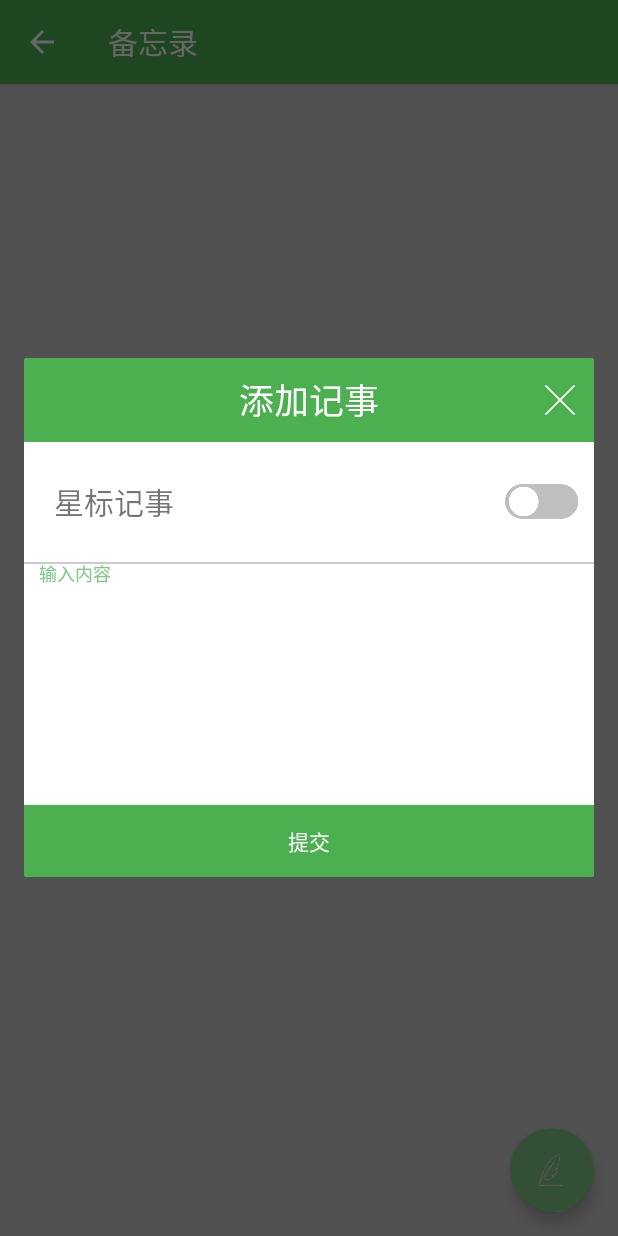
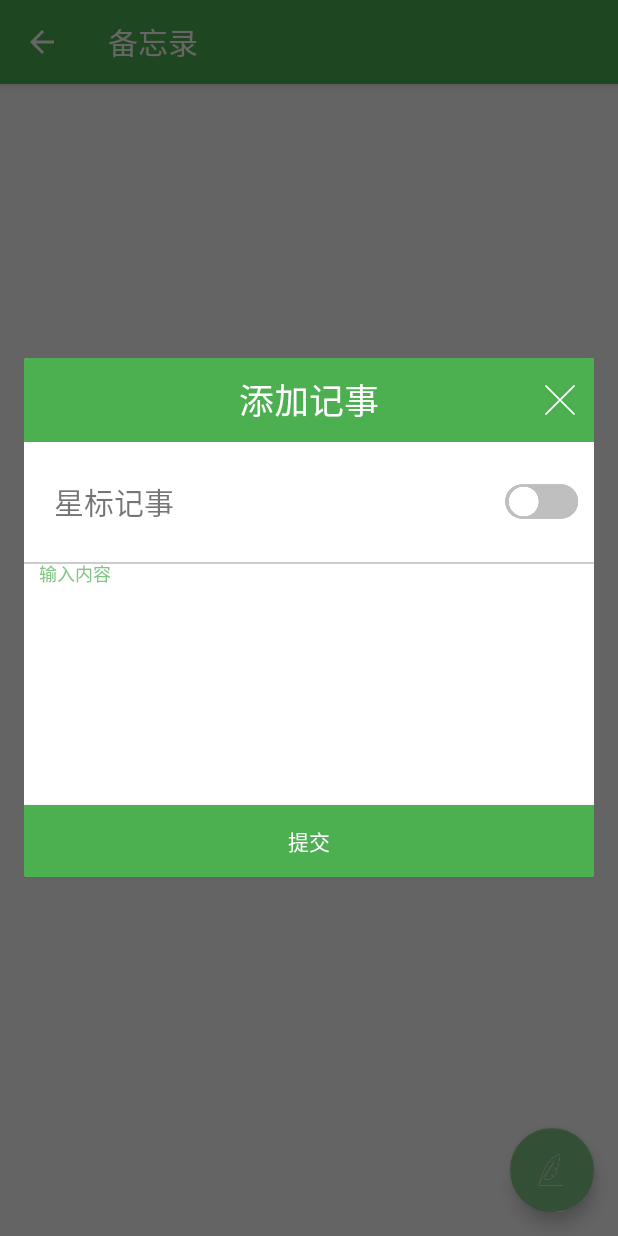
Before and after one commit to Code-Yeong/Card, an Android app: the MemoActivity screen opened directly, with no data from a screen before it, after a tap on an icon or button, on a phone screen of 412 x 824 dp. Run offline under Robolectric (Android 15) with nearby library versions, the phone set to English and light mode, and no system bars.

Commit message:
add pictures
added some pictures

```diff
--- a/app/src/main/res/layout/activity_memo.xml
+++ b/app/src/main/res/layout/activity_memo.xml
@@ -4,7 +4,6 @@
     xmlns:tools="http://schemas.android.com/tools"
     android:layout_width="match_parent"
     android:layout_height="match_parent"
-    android:background="#ccc"
     android:fitsSystemWindows="true"
     tools:context=".view.MemoActivity">
 
@@ -12,7 +11,6 @@
         android:id="@+id/memo_recycler"
         android:layout_width="match_parent"
         android:layout_height="wrap_content"
-        android:visibility="gone">
         android:layout_margin="1dp">
 
     </com.vector.com.card.utils.MyRecyclerViewForMemo>
```
